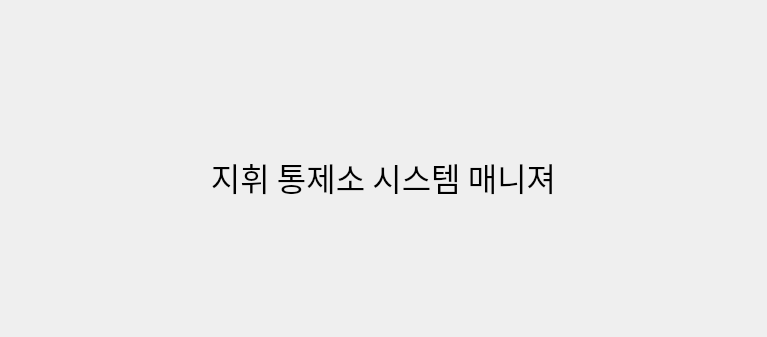
Old version of the form UITool/UI/StartUpForm.ui in the repository gearssoft/nagibot; both pictures show x 0 to 767 and y 0 to 337 of the 767 by 630 pixel window.
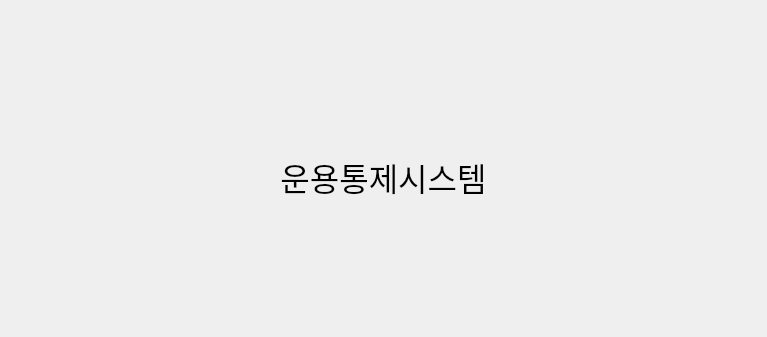
New version of the form.

What changed in the file:
```diff
--- a/UITool/UI/StartUpForm.ui
+++ b/UITool/UI/StartUpForm.ui
@@ -42,7 +42,7 @@
       </font>
      </property>
      <property name="text">
-      <string>지휘 통제소 시스템 매니져</string>
+      <string>운용통제시스템</string>
      </property>
      <property name="alignment">
       <set>Qt::AlignmentFlag::AlignCenter</set>
```
